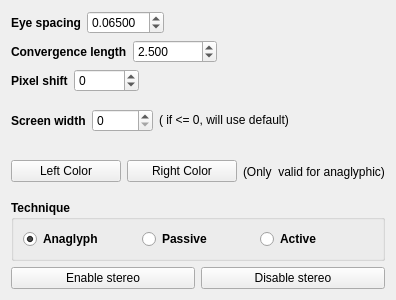
Qt form src/Application/CAVEStereoModule/ui/stereoUI.ui (realXtend/tundra) before a commit.
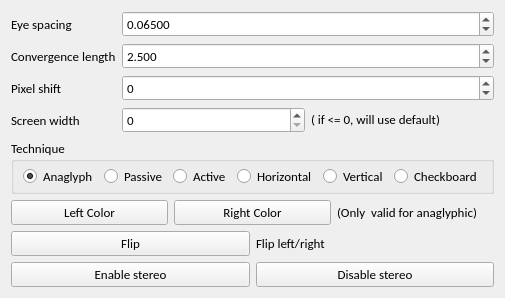
The same form after that commit.

Commit message: CAVEStereoModule: Merge (manually again, no picking) from tundra branch the latest code and make it build. Module tested to load in tundra2 but seemed to crash on shutdown when spawned a few cave windows. Restored settings section to MenuBar.js and added back cave items.

The edit to the form file:
```diff
--- a/src/Application/CAVEStereoModule/ui/stereoUI.ui
+++ b/src/Application/CAVEStereoModule/ui/stereoUI.ui
@@ -6,22 +6,28 @@
    <rect>
     <x>0</x>
     <y>0</y>
-    <width>396</width>
-    <height>300</height>
+    <width>311</width>
+    <height>268</height>
    </rect>
   </property>
+  <property name="font">
+   <font>
+    <family>Calibri</family>
+    <pointsize>10</pointsize>
+   </font>
+  </property>
   <property name="windowTitle">
    <string>Form</string>
   </property>
   <layout class="QVBoxLayout" name="verticalLayout">
    <item>
-    <layout class="QHBoxLayout" name="horizontalLayout">
-     <item>
+    <layout class="QFormLayout" name="formLayout">
+     <item row="0" column="0">
       <widget class="QLabel" name="eye_s_label">
        <property name="font">
         <font>
-         <weight>75</weight>
-         <bold>true</bold>
+         <weight>50</weight>
+         <bold>false</bold>
         </font>
        </property>
        <property name="text">
@@ -29,7 +35,7 @@
        </property>
       </widget>
      </item>
-     <item>
+     <item row="0" column="1">
       <widget class="QDoubleSpinBox" name="eye_spacing">
        <property name="decimals">
         <number>5</number>
@@ -39,29 +45,12 @@
        </property>
       </widget>
      </item>
-     <item>
-      <spacer name="horizontalSpacer_2">
-       <property name="orientation">
-        <enum>Qt::Horizontal</enum>
-       </property>
-       <property name="sizeHint" stdset="0">
-        <size>
-         <width>40</width>
-         <height>20</height>
-        </size>
-       </property>
-      </spacer>
-     </item>
-    </layout>
-   </item>
-   <item>
-    <layout class="QHBoxLayout" name="horizontalLayout_2">
-     <item>
+     <item row="1" column="0">
       <widget class="QLabel" name="focal_length_label">
        <property name="font">
         <font>
-         <weight>75</weight>
-         <bold>true</bold>
+         <weight>50</weight>
+         <bold>false</bold>
         </font>
        </property>
        <property name="text">
@@ -69,7 +58,7 @@
        </property>
       </widget>
      </item>
-     <item>
+     <item row="1" column="1">
       <widget class="QDoubleSpinBox" name="focal_length">
        <property name="decimals">
         <number>3</number>
@@ -82,29 +71,12 @@
        </property>
       </widget>
      </item>
-     <item>
-      <spacer name="horizontalSpacer_4">
-       <property name="orientation">
-        <enum>Qt::Horizontal</enum>
-       </property>
-       <property name="sizeHint" stdset="0">
-        <size>
-         <width>40</width>
-         <height>20</height>
-        </size>
-       </property>
-      </spacer>
-     </item>
-    </layout>
-   </item>
-   <item>
-    <layout class="QHBoxLayout" name="horizontalLayout_3">
-     <item>
+     <item row="2" column="0">
       <widget class="QLabel" name="pixel_shift_label">
        <property name="font">
         <font>
-         <weight>75</weight>
-         <bold>true</bold>
+         <weight>50</weight>
+         <bold>false</bold>
         </font>
        </property>
        <property name="text">
@@ -112,7 +84,7 @@
        </property>
       </widget>
      </item>
-     <item>
+     <item row="2" column="1">
       <widget class="QDoubleSpinBox" name="pixel_shift">
        <property name="decimals">
         <number>0</number>
@@ -125,29 +97,12 @@
        </property>
       </widget>
      </item>
-     <item>
-      <spacer name="horizontalSpacer_3">
-       <property name="orientation">
-        <enum>Qt::Horizontal</enum>
-       </property>
-       <property name="sizeHint" stdset="0">
-        <size>
-         <width>40</width>
-         <height>20</height>
-        </size>
-       </property>
-      </spacer>
-     </item>
-    </layout>
-   </item>
-   <item>
-    <layout class="QHBoxLayout" name="horizontalLayout_4">
-     <item>
+     <item row="3" column="0">
       <widget class="QLabel" name="screen_width_label">
        <property name="font">
         <font>
-         <weight>75</weight>
-         <bold>true</bold>
+         <weight>50</weight>
+         <bold>false</bold>
         </font>
        </property>
        <property name="text">
@@ -155,6 +110,8 @@
        </property>
       </widget>
      </item>
+     <item row="3" column="1">
+      <layout class="QHBoxLayout" name="horizontalLayout_4">
      <item>
       <widget class="QDoubleSpinBox" name="screen_width">
        <property name="decimals">
@@ -172,66 +129,40 @@
        </property>
       </widget>
      </item>
-     <item>
-      <spacer name="horizontalSpacer">
-       <property name="orientation">
-        <enum>Qt::Horizontal</enum>
-       </property>
-       <property name="sizeHint" stdset="0">
-        <size>
-         <width>40</width>
-         <height>20</height>
-        </size>
-       </property>
-      </spacer>
-     </item>
-    </layout>
-   </item>
-   <item>
-    <layout class="QHBoxLayout" name="horizontalLayout_8">
-     <item>
-      <widget class="QPushButton" name="left_color">
-       <property name="text">
-        <string>Left Color</string>
-       </property>
-      </widget>
-     </item>
-     <item>
-      <widget class="QPushButton" name="right_color">
-       <property name="text">
-        <string>Right Color</string>
-       </property>
-      </widget>
-     </item>
-     <item>
-      <widget class="QLabel" name="color_label">
-       <property name="text">
-        <string>(Only  valid for anaglyphic)</string>
-       </property>
-      </widget>
-     </item>
+      </layout>
+     </item>
     </layout>
    </item>
-   <item>
-    <layout class="QHBoxLayout" name="horizontalLayout_5">
      <item>
       <widget class="QGroupBox" name="groupBox">
        <property name="font">
         <font>
-         <weight>75</weight>
-         <bold>true</bold>
+       <weight>50</weight>
+       <bold>false</bold>
         </font>
        </property>
        <property name="title">
         <string>Technique</string>
        </property>
        <layout class="QHBoxLayout" name="horizontalLayout_6">
+      <property name="leftMargin">
+       <number>9</number>
+      </property>
+      <property name="topMargin">
+       <number>3</number>
+      </property>
+      <property name="rightMargin">
+       <number>9</number>
+      </property>
+      <property name="bottomMargin">
+       <number>3</number>
+      </property>
         <item>
          <widget class="QRadioButton" name="anaglyph">
           <property name="font">
            <font>
-            <weight>75</weight>
-            <bold>true</bold>
+          <weight>50</weight>
+          <bold>false</bold>
            </font>
           </property>
           <property name="text">
@@ -246,8 +177,8 @@
          <widget class="QRadioButton" name="passive">
           <property name="font">
            <font>
-            <weight>75</weight>
-            <bold>true</bold>
+          <weight>50</weight>
+          <bold>false</bold>
            </font>
           </property>
           <property name="text">
@@ -259,8 +190,8 @@
          <widget class="QRadioButton" name="active">
           <property name="font">
            <font>
-            <weight>75</weight>
-            <bold>true</bold>
+          <weight>50</weight>
+          <bold>false</bold>
            </font>
           </property>
           <property name="text">
@@ -271,11 +202,113 @@
           </property>
          </widget>
         </item>
+       <item>
+         <widget class="QRadioButton" name="horizontal">
+           <property name="font">
+             <font>
+               <weight>50</weight>
+               <bold>false</bold>
+             </font>
+           </property>
+           <property name="text">
+             <string>Horizontal</string>
+           </property>
+           <property name="checkable">
+             <bool>true</bool>
+           </property>
+         </widget>
+       </item>
+       <item>
+         <widget class="QRadioButton" name="vertical">
+           <property name="font">
+             <font>
+               <weight>50</weight>
+               <bold>false</bold>
+             </font>
+           </property>
+           <property name="text">
+             <string>Vertical</string>
+           </property>
+           <property name="checkable">
+             <bool>true</bool>
+           </property>
+         </widget>
+       </item>
+       <item>
+         <widget class="QRadioButton" name="checkboard">
+           <property name="font">
+             <font>
+               <weight>50</weight>
+               <bold>false</bold>
+             </font>
+           </property>
+           <property name="text">
+             <string>Checkboard</string>
+           </property>
+           <property name="checkable">
+             <bool>true</bool>
+           </property>
+         </widget>
+       </item>
        </layout>
       </widget>
      </item>
+   <item>
+    <layout class="QHBoxLayout" name="horizontalLayout_8">
+     <item>
+      <widget class="QPushButton" name="left_color">
+       <property name="text">
+        <string>Left Color</string>
+       </property>
+      </widget>
+     </item>
+     <item>
+      <widget class="QPushButton" name="right_color">
+       <property name="text">
+        <string>Right Color</string>
+       </property>
+      </widget>
+     </item>
+     <item>
+      <widget class="QLabel" name="color_label">
+       <property name="text">
+        <string>(Only  valid for anaglyphic)</string>
+       </property>
+      </widget>
+     </item>
     </layout>
    </item>
+   <item>
+     <layout class="QHBoxLayout" name="horizontalLayout_9">
+       <item>
+         <widget class="QPushButton" name="flip">
+           <property name="text">
+             <string>Flip</string>
+           </property>
+         </widget>
+       </item>
+       <item>
+       <widget class="QLabel" name="flip_label">
+         <property name="text">
+           <string>Flip left/right</string>
+         </property>
+       </widget>
+      </item>
+     </layout>
+   </item>
+   <item>
+    <spacer name="verticalSpacer">
+     <property name="orientation">
+      <enum>Qt::Vertical</enum>
+     </property>
+     <property name="sizeHint" stdset="0">
+      <size>
+       <width>20</width>
+       <height>40</height>
+      </size>
+     </property>
+    </spacer>
+   </item>
    <item>
     <layout class="QHBoxLayout" name="horizontalLayout_7">
      <item>
```
Left out of the diff: 2 changed lines with no effect on the pictures. Lines whose indentation alone changed are shown as unchanged. The commit also changes 21 other files.
